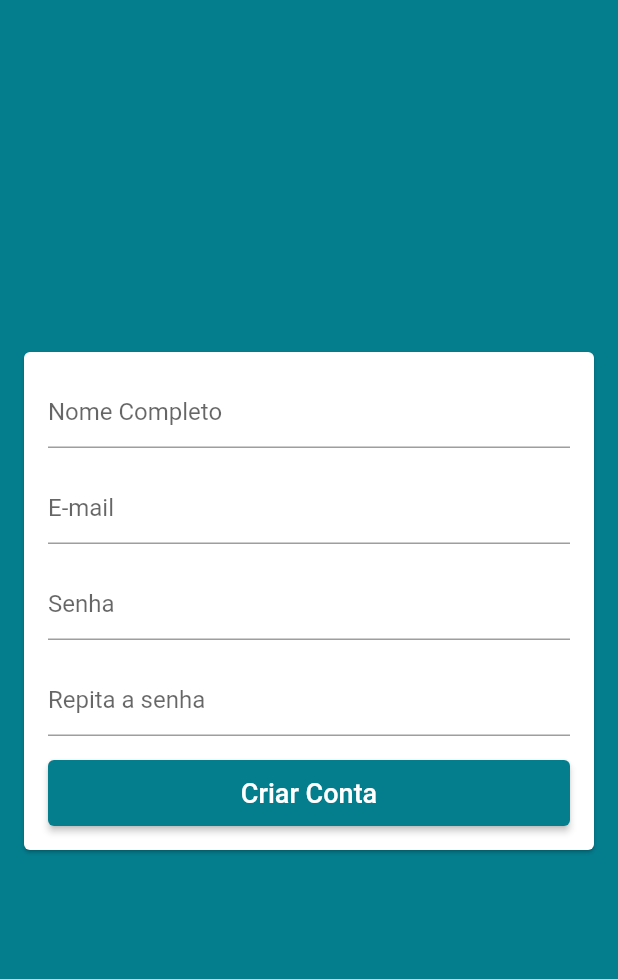
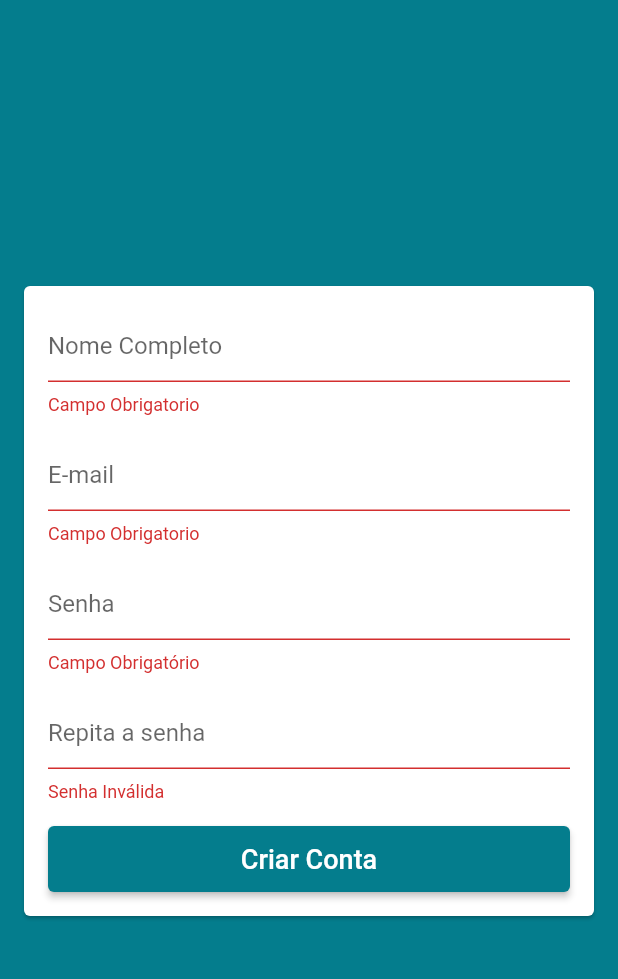
Before and after one commit to Luiz-fss/loja_virtual_completa, a Flutter app: the CadastroConta screen opened by its route, after a tap on "Criar Conta", on a phone screen of 412 x 824 dp, the part 59-1038 px from its top. Run offline on Flutter 3.47's test engine with Material 2 defaults, Android fonts, the phone set to English and light mode, and no system bars; our stand-ins replace cloud_firestore, firebase_auth, firebase_core; accounts and stored records are empty.

Commit message:
Validação dos campos de cadastro

```diff
--- a/lib/models/usuario-model.dart
+++ b/lib/models/usuario-model.dart
@@ -1,6 +1,8 @@
 class Usuario {
   String? email;
   String? senha;
+  String? nomeCompleto;
+  String? confirmacaoSenha;
 
   Usuario({this.email, this.senha});
 }
--- a/lib/telas/login/cadastro-conta.dart
+++ b/lib/telas/login/cadastro-conta.dart
@@ -1,4 +1,6 @@
 import 'package:flutter/material.dart';
+import 'package:loja_virtual_completa/helpers/validators.dart';
+import 'package:loja_virtual_completa/models/usuario-model.dart';
 
 class CadastroConta extends StatelessWidget {
   CadastroConta({Key? key}) : super(key: key);
@@ -8,10 +10,12 @@ class CadastroConta extends StatelessWidget {
   TextEditingController nomeCompletoController = TextEditingController();
   TextEditingController repetirSenhaController = TextEditingController();
   final GlobalKey<ScaffoldState> scaffoldState = GlobalKey<ScaffoldState>();
+  Usuario novoUsuario = Usuario();
 
   @override
   Widget build(BuildContext context) {
     return Scaffold(
+      key: scaffoldState,
       backgroundColor:  const Color.fromARGB(255, 4, 125, 141),
       appBar: AppBar(
         title: const Text("Criar Conta"),
@@ -21,6 +25,8 @@ class CadastroConta extends StatelessWidget {
       body: Center(
         child: Card(
           margin: const EdgeInsets.symmetric(horizontal: 16),
+          child: Form(
+            key: formKey,
             child: ListView(
               padding: const EdgeInsets.all(16),
               shrinkWrap: true,
@@ -30,12 +36,28 @@ class CadastroConta extends StatelessWidget {
                   decoration: const InputDecoration(
                     hintText: "Nome Completo"
                   ),
+                  validator: (nome){
+                    if(nome != null || nome!.isEmpty){
+                      return "Campo Obrigatorio";
+                    }else if (nome.trim().split(" ").length <=1){
+                      return "Preencha seu nome completo";
+                    }
+                  },
+                  onSaved: (nomeCompleto)=> novoUsuario.nomeCompleto = nomeCompleto,
                 ),
                 const SizedBox(height: 16,),
                 TextFormField(
                   decoration: const InputDecoration(
                       hintText: "E-mail"
                   ),
+                  validator: (email){
+                    if(email != null || email!.isEmpty){
+                      return "Campo Obrigatorio";
+                    }else if(!validarEmail(email)){
+                      return "E-mail inválido";
+                    }
+                  },
+                  onSaved: (email)=> novoUsuario.email = email,
                   keyboardType: TextInputType.emailAddress,
                 ),
                 const SizedBox(height: 16,),
@@ -44,7 +66,14 @@ class CadastroConta extends StatelessWidget {
                       hintText: "Senha"
                   ),
                   obscureText: true,
-
+                  validator: (senha){
+                    if (senha != null || senha!.isEmpty){
+                      return "Campo Obrigatório";
+                    }else if(senha.length < 6){
+                      return "Senha muito curta";
+                    }
+                  },
+                  onSaved: (senha)=> novoUsuario.senha = senha,
                 ),
                 const SizedBox(height: 16,),
                 TextFormField(
@@ -52,12 +81,31 @@ class CadastroConta extends StatelessWidget {
                       hintText: "Repita a senha"
                   ),
                   obscureText: true,
+                  validator: (senha){
+                    if(senha!.isEmpty || senha.length < 6){
+                      return "Senha Inválida";
+                    }else{
+                      return null;
+                    }
+                  },
+                  onSaved: (repeticaoSenha)=>novoUsuario.confirmacaoSenha = repeticaoSenha,
                 ),
                 const SizedBox(height: 16,),
                 SizedBox(
                   height: 44,
                   child: ElevatedButton(
-                  onPressed: (){},
+                    onPressed: (){
+                      if(formKey.currentState!.validate()){
+                        formKey.currentState!.save();
+                        if(novoUsuario.senha != novoUsuario.confirmacaoSenha){
+                          ScaffoldMessenger.of(context).showSnackBar( const SnackBar(
+                            content: Text("Senhas não coincidem"),
+                            backgroundColor: Colors.red,
+                          ));
+                          return ;
+                        }else{}
+                      }
+                    },
                     style: ButtonStyle(
                       backgroundColor: MaterialStateProperty.all<Color>(
                          const Color.fromARGB(255, 4, 125, 141),),
@@ -74,6 +122,7 @@ class CadastroConta extends StatelessWidget {
             ),
           ),
         ),
+      ),
     );
   }
 }
```
Lines whose indentation alone changed are shown as unchanged.
